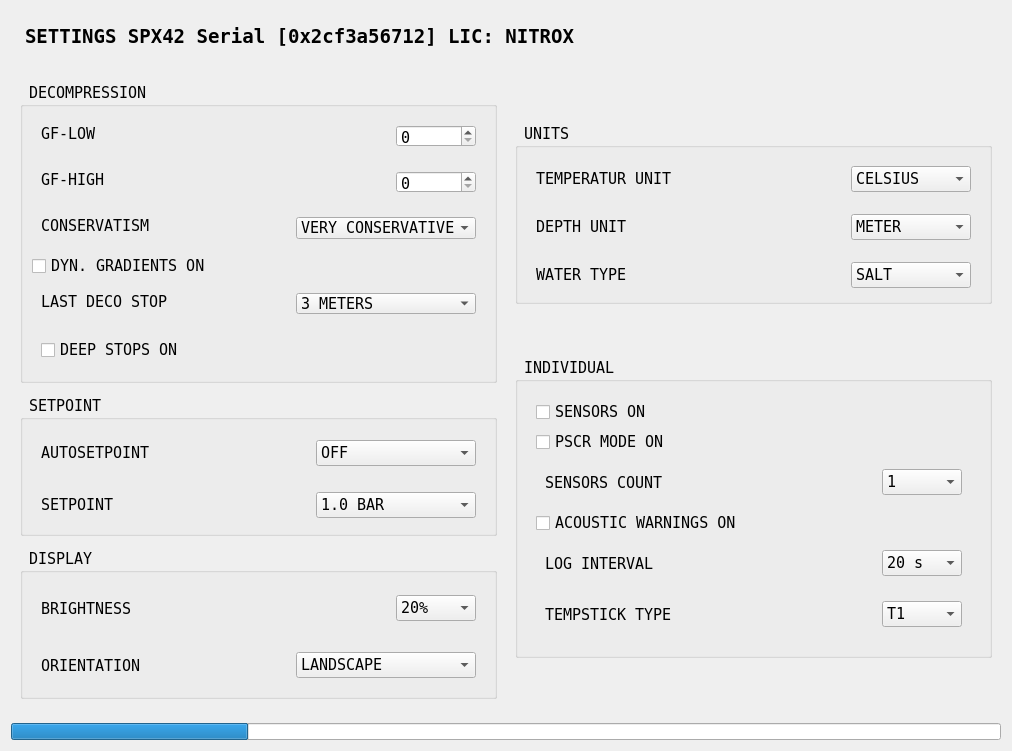
Before: the Qt Designer form src/ui/DeviceConfigFragment.ui in dmarc0001/spx42Control, drawn with Qt 5.
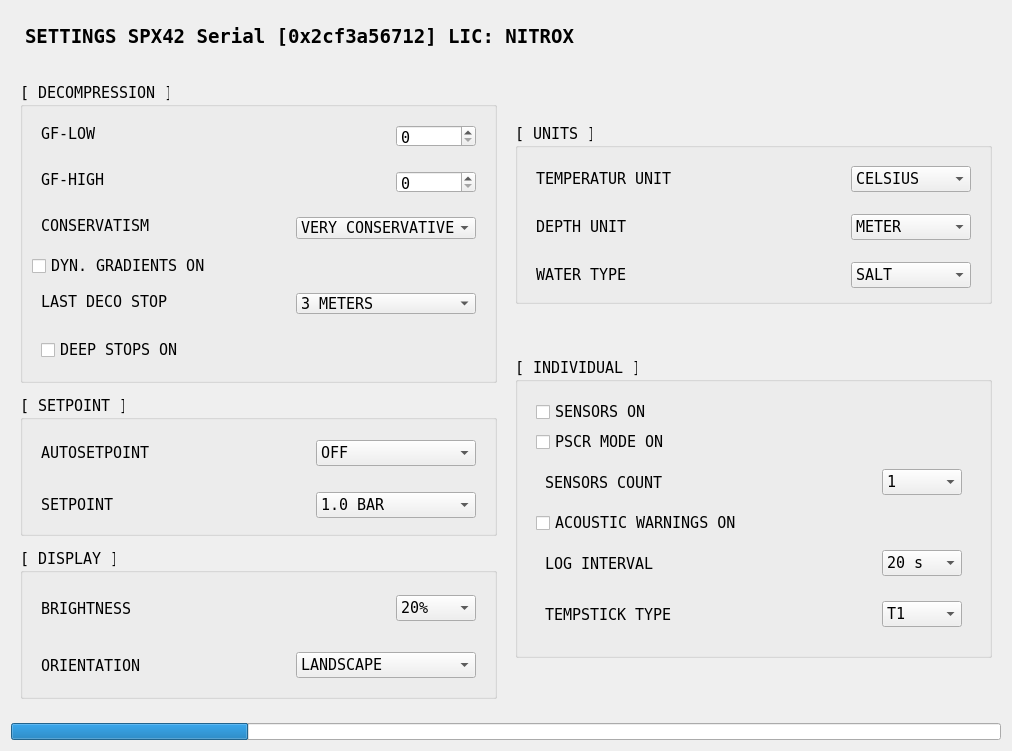
After: the same form once the commit is applied.

```diff
--- a/src/ui/DeviceConfigFragment.ui
+++ b/src/ui/DeviceConfigFragment.ui
@@ -192,7 +192,7 @@
             <locale language="English" country="UnitedStates"/>
            </property>
            <property name="title">
-            <string> DECOMPRESSION </string>
+            <string>[ DECOMPRESSION ]</string>
            </property>
            <property name="alignment">
             <set>Qt::AlignLeading|Qt::AlignLeft|Qt::AlignTop</set>
@@ -617,7 +617,7 @@
             <locale language="English" country="UnitedStates"/>
            </property>
            <property name="title">
-            <string> SETPOINT </string>
+            <string>[ SETPOINT ]</string>
            </property>
            <property name="alignment">
             <set>Qt::AlignLeading|Qt::AlignLeft|Qt::AlignTop</set>
@@ -834,7 +834,7 @@
             <locale language="English" country="UnitedStates"/>
            </property>
            <property name="title">
-            <string> DISPLAY </string>
+            <string>[ DISPLAY ]</string>
            </property>
            <property name="alignment">
             <set>Qt::AlignLeading|Qt::AlignLeft|Qt::AlignTop</set>
@@ -1041,7 +1041,7 @@
             <locale language="English" country="UnitedStates"/>
            </property>
            <property name="title">
-            <string> UNITS </string>
+            <string>[ UNITS ]</string>
            </property>
            <property name="alignment">
             <set>Qt::AlignLeading|Qt::AlignLeft|Qt::AlignTop</set>
@@ -1275,7 +1275,7 @@
             <locale language="English" country="UnitedStates"/>
            </property>
            <property name="title">
-            <string> INDIVIDUAL </string>
+            <string>[ INDIVIDUAL ]</string>
            </property>
            <property name="alignment">
             <set>Qt::AlignLeading|Qt::AlignLeft|Qt::AlignTop</set>
```
